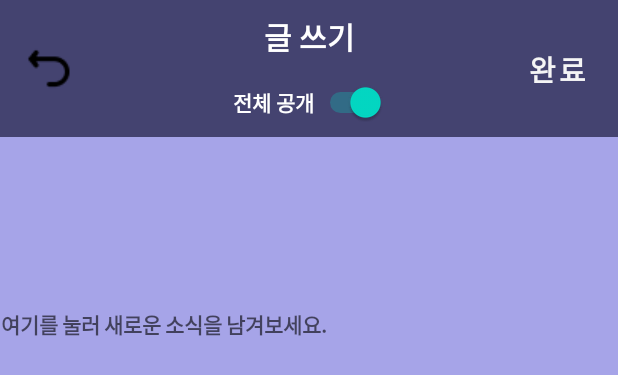
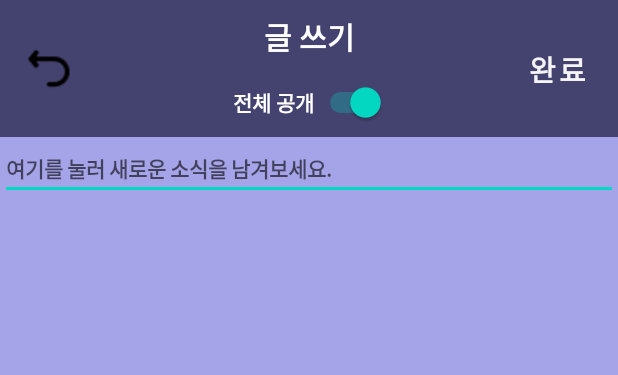
Before and after one commit to kimshinseung/Bugistory, an Android app: the layout activity_post.xml on its own in the app's theme, with its tools: preview values and no code run, on a phone screen of 412 x 824 dp. Shown: the top 375 px of the screen. Run offline under Robolectric (Android 15) with nearby library versions, the phone set to English and light mode, and no system bars.

Commit message:
Finish post

```diff
--- a/app/src/main/AndroidManifest.xml
+++ b/app/src/main/AndroidManifest.xml
@@ -13,6 +13,12 @@
         android:theme="@style/Theme.Bugistory"
         tools:targetApi="31">
         <activity android:name=".SignInActivity"
+            android:exported="false">
+            <meta-data
+                android:name="android.app.lib_name"
+                android:value=""/>
+        </activity>
+        <activity android:name=".PostActivity"
             android:exported="false">
             <meta-data
                 android:name="android.app.lib_name"
--- a/app/src/main/res/layout/activity_post.xml
+++ b/app/src/main/res/layout/activity_post.xml
@@ -7,15 +7,8 @@
     android:background="#A6A4E8"
     tools:context=".LoginActivity">
 
-    <androidx.constraintlayout.widget.Guideline
-        android:id="@+id/guideline_01"
-        android:layout_width="wrap_content"
-        android:layout_height="wrap_content"
-        android:orientation="horizontal"
-        app:layout_constraintGuide_begin="250dp" />
-
     <androidx.constraintlayout.widget.ConstraintLayout
-        android:id="@+id/constraintLayout2"
+        android:id="@+id/top_bar"
         android:layout_width="match_parent"
         android:layout_height="91dp"
         android:background="#444370"
@@ -83,19 +76,15 @@
             tools:ignore="SpeakableTextPresentCheck,SpeakableTextPresentCheck,TouchTargetSizeCheck,TouchTargetSizeCheck" />
     </androidx.constraintlayout.widget.ConstraintLayout>
 
-    <TextView
+    <EditText
         android:id="@+id/content"
-        android:layout_width="410dp"
-        android:layout_height="616dp"
+        android:layout_width="match_parent"
+        android:layout_height="wrap_content"
         android:fontFamily="@font/rubik_bold"
         android:hint="여기를 눌러 새로운 소식을 남겨보세요."
         android:textSize="14sp"
         android:textStyle="bold"
-        app:layout_constraintBottom_toBottomOf="parent"
-        app:layout_constraintEnd_toEndOf="parent"
-        app:layout_constraintHorizontal_bias="0.333"
-        app:layout_constraintStart_toStartOf="parent"
-        app:layout_constraintTop_toBottomOf="@+id/constraintLayout2"
-        app:layout_constraintVertical_bias="0.975" />
+        app:layout_constraintTop_toBottomOf="@id/top_bar"
+        />
 
 </androidx.constraintlayout.widget.ConstraintLayout>
```
